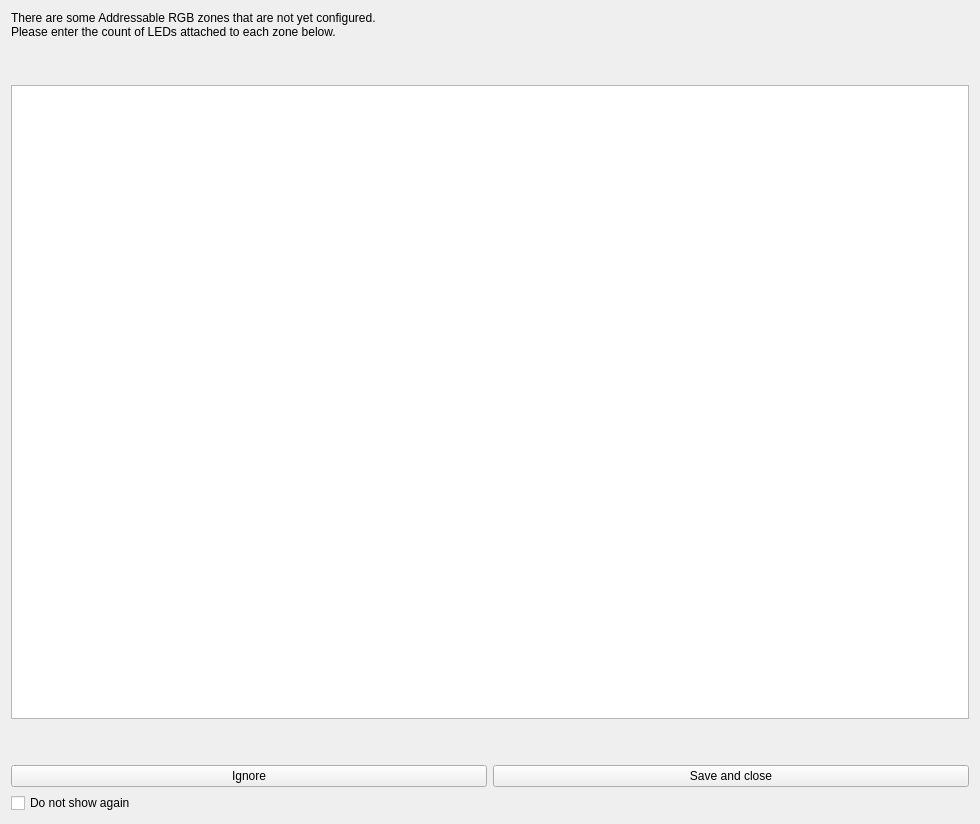
Qt form qt/OpenRGBZonesBulkResizer.ui (CalcProgrammer1/OpenRGB) before a commit.
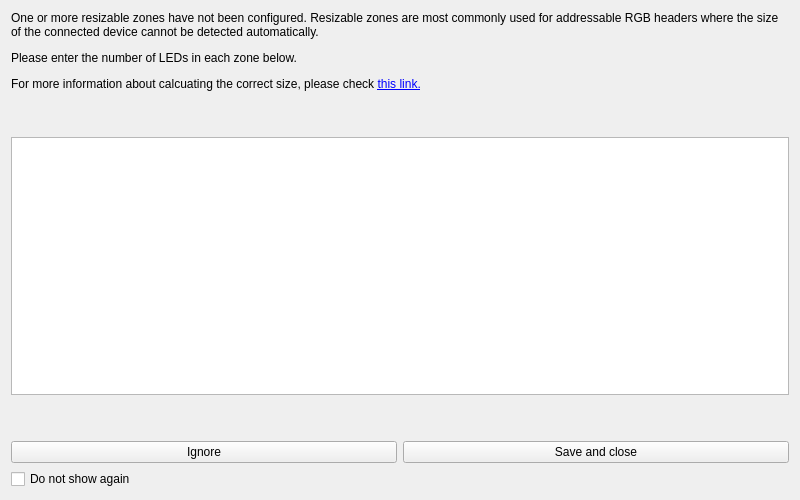
The same form after that commit.

```diff
--- a/qt/OpenRGBZonesBulkResizer.ui
+++ b/qt/OpenRGBZonesBulkResizer.ui
@@ -6,8 +6,8 @@
    <rect>
     <x>0</x>
     <y>0</y>
-    <width>980</width>
-    <height>824</height>
+    <width>800</width>
+    <height>500</height>
    </rect>
   </property>
   <property name="windowTitle">
@@ -36,7 +36,7 @@
       </sizepolicy>
      </property>
      <property name="text">
-      <string>There are some Addressable RGB zones that are not yet configured.&lt;br/&gt; Please enter the count of LEDs attached to each zone below.</string>
+      <string>&lt;html&gt;&lt;head/&gt;&lt;body&gt;&lt;p&gt;One or more resizable zones have not been configured.  Resizable zones are most commonly used for addressable RGB headers where the size of the connected device cannot be detected automatically.&lt;/p&gt;&lt;p&gt;Please enter the number of LEDs in each zone below.&lt;/p&gt;&lt;p&gt;For more information about calcuating the correct size, please check &lt;a href=&quot;https://openrgb.org/resize&quot;&gt;&lt;span style=&quot; text-decoration: underline; color:#0000ff;&quot;&gt;this link.&lt;/span&gt;&lt;/a&gt;&lt;/p&gt;&lt;/body&gt;&lt;/html&gt;</string>
      </property>
      <property name="wordWrap">
       <bool>true</bool>
```
Left out of the diff: 5 changed lines with no effect on the pictures.
